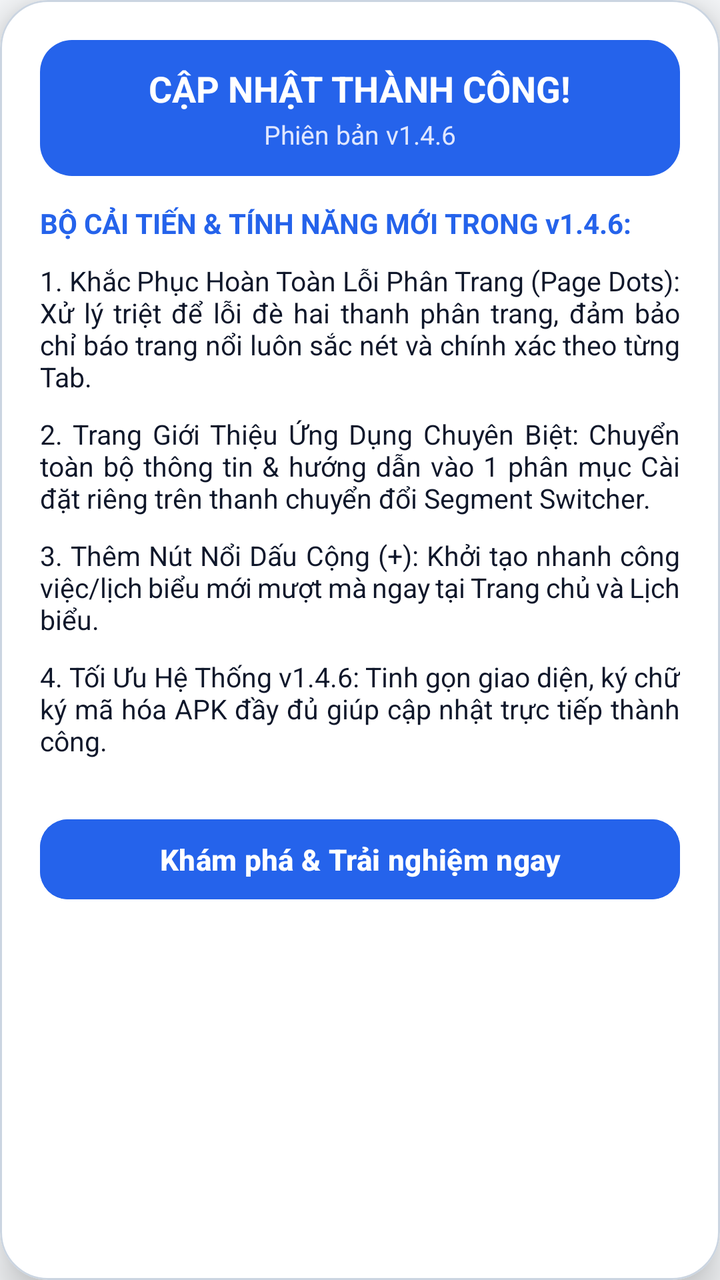
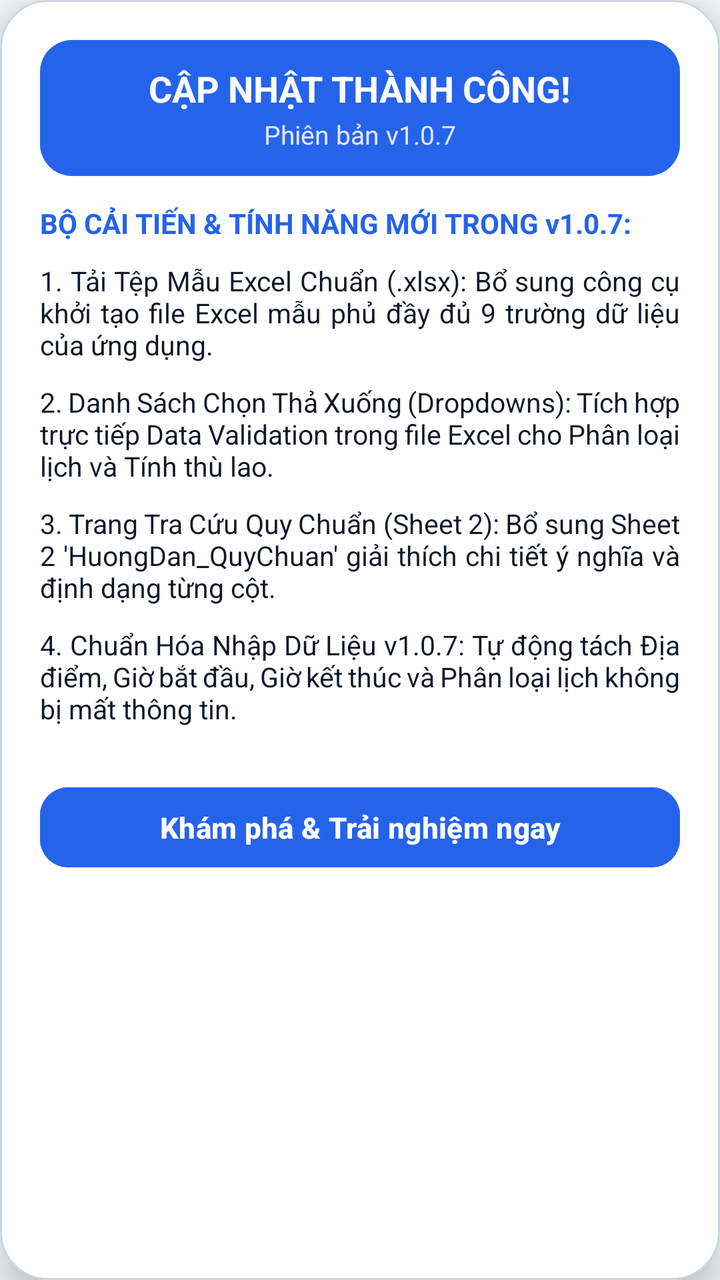

Compare the two renders of this Android layout. The source of the first and the diff that turns it into the second are given below.
<!-- AndroidManifest.xml: application theme Theme.LectuPlan -->
<!-- res/layout/dialog_whats_new.xml -->
<?xml version="1.0" encoding="utf-8"?>
<com.google.android.material.card.MaterialCardView
    xmlns:android="http://schemas.android.com/apk/res/android"
    xmlns:app="http://schemas.android.com/apk/res-auto"
    android:layout_width="match_parent"
    android:layout_height="wrap_content"
    android:layout_margin="16dp"
    app:cardCornerRadius="24dp"
    app:cardElevation="12dp"
    app:strokeWidth="1dp"
    app:strokeColor="@color/border_default"
    app:cardBackgroundColor="@color/surface_card">

    <LinearLayout
        android:layout_width="match_parent"
        android:layout_height="wrap_content"
        android:orientation="vertical"
        android:padding="20dp">

        
        <LinearLayout
            android:layout_width="match_parent"
            android:layout_height="wrap_content"
            android:orientation="vertical"
            android:gravity="center"
            android:padding="12dp"
            android:background="@drawable/bg_chip_selected"
            android:layout_marginBottom="14dp">

            <TextView
                android:layout_width="wrap_content"
                android:layout_height="wrap_content"
                android:text="CẬP NHẬT THÀNH CÔNG!"
                android:textColor="#FFFFFF"
                android:textSize="18sp"
                android:textStyle="bold" />

            <TextView
                android:id="@+id/tvWhatsNewVersion"
                android:layout_width="wrap_content"
                android:layout_height="wrap_content"
                android:layout_marginTop="2dp"
                android:text="Phiên bản v1.4.6"
                android:textColor="#E0E7FF"
                android:textSize="13sp" />
        </LinearLayout>

        <TextView
            android:layout_width="wrap_content"
            android:layout_height="wrap_content"
            android:text="BỘ CẢI TIẾN &amp; TÍNH NĂNG MỚI TRONG v1.4.6:"
            android:textColor="#2563EB"
            android:textSize="14sp"
            android:textStyle="bold"
            android:layout_marginBottom="10dp" />

        
        <androidx.core.widget.NestedScrollView
            android:layout_width="match_parent"
            android:layout_height="0dp"
            android:layout_weight="1"
            android:fillViewport="true"
            android:scrollbars="vertical"
            android:layout_marginBottom="16dp">

            <LinearLayout
                android:layout_width="match_parent"
                android:layout_height="wrap_content"
                android:orientation="vertical">

                <TextView
                    android:layout_width="match_parent"
                    android:layout_height="wrap_content"
                    android:text="1. Khắc Phục Hoàn Toàn Lỗi Phân Trang (Page Dots): Xử lý triệt để lỗi đè hai thanh phân trang, đảm bảo chỉ báo trang nổi luôn sắc nét và chính xác theo từng Tab."
                    android:textSize="13.5sp"
                    android:textColor="@color/text_primary"
                    android:justificationMode="inter_word"
                    android:layout_marginBottom="10dp" />

                <TextView
                    android:layout_width="match_parent"
                    android:layout_height="wrap_content"
                    android:text="2. Trang Giới Thiệu Ứng Dụng Chuyên Biệt: Chuyển toàn bộ thông tin &amp; hướng dẫn vào 1 phân mục Cài đặt riêng trên thanh chuyển đổi Segment Switcher."
                    android:textSize="13.5sp"
                    android:textColor="@color/text_primary"
                    android:justificationMode="inter_word"
                    android:layout_marginBottom="10dp" />

                <TextView
                    android:layout_width="match_parent"
                    android:layout_height="wrap_content"
                    android:text="3. Thêm Nút Nổi Dấu Cộng (+): Khởi tạo nhanh công việc/lịch biểu mới mượt mà ngay tại Trang chủ và Lịch biểu."
                    android:textSize="13.5sp"
                    android:textColor="@color/text_primary"
                    android:justificationMode="inter_word"
                    android:layout_marginBottom="10dp" />

                <TextView
                    android:layout_width="match_parent"
                    android:layout_height="wrap_content"
                    android:text="4. Tối Ưu Hệ Thống v1.4.6: Tinh gọn giao diện, ký chữ ký mã hóa APK đầy đủ giúp cập nhật trực tiếp thành công."
                    android:textSize="13.5sp"
                    android:textColor="@color/text_primary"
                    android:justificationMode="inter_word"
                    android:layout_marginBottom="10dp" />

            </LinearLayout>
        </androidx.core.widget.NestedScrollView>

        <com.google.android.material.button.MaterialButton
            android:id="@+id/btnWhatsNewClose"
            android:layout_width="match_parent"
            android:layout_height="48dp"
            android:text="Khám phá &amp; Trải nghiệm ngay"
            android:textColor="#FFFFFF"
            android:backgroundTint="#2563EB"
            android:textSize="14.5sp"
            android:textStyle="bold"
            app:cornerRadius="14dp" />

    </LinearLayout>
</com.google.android.material.card.MaterialCardView>
<!-- resources referenced by this layout -->
<resources>
  <color name="border_default">#CBD5E1</color>
  <color name="surface_card">#FFFFFF</color>
  <color name="text_primary">#0F172A</color>
  <!-- drawable bg_chip_selected (drawable) -->
  <?xml version="1.0" encoding="utf-8"?>
  <shape xmlns:android="http://schemas.android.com/apk/res/android"
      android:shape="rectangle">
      <solid android:color="#2563EB" />
      <corners android:radius="16dp" />
  </shape>
  <style name="Theme.LectuPlan" parent="Base.Theme.LectuPlan" />
  <style name="Base.Theme.LectuPlan" parent="Theme.Material3.DayNight.NoActionBar">
          <item name="android:windowBackground">@color/window_background</item>
          <item name="colorSurface">@color/surface_card</item>
          <item name="colorOnSurface">@color/text_primary</item>
          <item name="colorSurfaceVariant">@color/surface_card_secondary</item>
          <item name="colorOnSurfaceVariant">@color/text_secondary</item>
          <item name="elevationOverlayEnabled">false</item>
          
          <item name="android:windowLightStatusBar" tools:targetApi="23">true</item>
          <item name="android:windowLightNavigationBar" tools:targetApi="27">true</item>
      </style>
  <color name="window_background">#F8FAFC</color>
  <color name="surface_card_secondary">#F1F5F9</color>
  <color name="text_secondary">#475569</color>
</resources>

<!-- the commit's change to res/layout/dialog_whats_new.xml (unified diff, before → after) -->
@@ -40,7 +40,7 @@
                 android:layout_width="wrap_content"
                 android:layout_height="wrap_content"
                 android:layout_marginTop="2dp"
-                android:text="Phiên bản v1.4.6"
+                android:text="Phiên bản v1.0.7"
                 android:textColor="#E0E7FF"
                 android:textSize="13sp" />
         </LinearLayout>
@@ -48,7 +48,7 @@
         <TextView
             android:layout_width="wrap_content"
             android:layout_height="wrap_content"
-            android:text="BỘ CẢI TIẾN &amp; TÍNH NĂNG MỚI TRONG v1.4.6:"
+            android:text="BỘ CẢI TIẾN &amp; TÍNH NĂNG MỚI TRONG v1.0.7:"
             android:textColor="#2563EB"
             android:textSize="14sp"
             android:textStyle="bold"
@@ -71,7 +71,7 @@
                 <TextView
                     android:layout_width="match_parent"
                     android:layout_height="wrap_content"
-                    android:text="1. Khắc Phục Hoàn Toàn Lỗi Phân Trang (Page Dots): Xử lý triệt để lỗi đè hai thanh phân trang, đảm bảo chỉ báo trang nổi luôn sắc nét và chính xác theo từng Tab."
+                    android:text="1. Tải Tệp Mẫu Excel Chuẩn (.xlsx): Bổ sung công cụ khởi tạo file Excel mẫu phủ đầy đủ 9 trường dữ liệu của ứng dụng."
                     android:textSize="13.5sp"
                     android:textColor="@color/text_primary"
                     android:justificationMode="inter_word"
@@ -80,7 +80,7 @@
                 <TextView
                     android:layout_width="match_parent"
                     android:layout_height="wrap_content"
-                    android:text="2. Trang Giới Thiệu Ứng Dụng Chuyên Biệt: Chuyển toàn bộ thông tin &amp; hướng dẫn vào 1 phân mục Cài đặt riêng trên thanh chuyển đổi Segment Switcher."
+                    android:text="2. Danh Sách Chọn Thả Xuống (Dropdowns): Tích hợp trực tiếp Data Validation trong file Excel cho Phân loại lịch và Tính thù lao."
                     android:textSize="13.5sp"
                     android:textColor="@color/text_primary"
                     android:justificationMode="inter_word"
@@ -89,7 +89,7 @@
                 <TextView
                     android:layout_width="match_parent"
                     android:layout_height="wrap_content"
-                    android:text="3. Thêm Nút Nổi Dấu Cộng (+): Khởi tạo nhanh công việc/lịch biểu mới mượt mà ngay tại Trang chủ và Lịch biểu."
+                    android:text="3. Trang Tra Cứu Quy Chuẩn (Sheet 2): Bổ sung Sheet 2 'HuongDan_QuyChuan' giải thích chi tiết ý nghĩa và định dạng từng cột."
                     android:textSize="13.5sp"
                     android:textColor="@color/text_primary"
                     android:justificationMode="inter_word"
@@ -98,7 +98,7 @@
                 <TextView
                     android:layout_width="match_parent"
                     android:layout_height="wrap_content"
-                    android:text="4. Tối Ưu Hệ Thống v1.4.6: Tinh gọn giao diện, ký chữ ký mã hóa APK đầy đủ giúp cập nhật trực tiếp thành công."
+                    android:text="4. Chuẩn Hóa Nhập Dữ Liệu v1.0.7: Tự động tách Địa điểm, Giờ bắt đầu, Giờ kết thúc và Phân loại lịch không bị mất thông tin."
                     android:textSize="13.5sp"
                     android:textColor="@color/text_primary"
                     android:justificationMode="inter_word"
